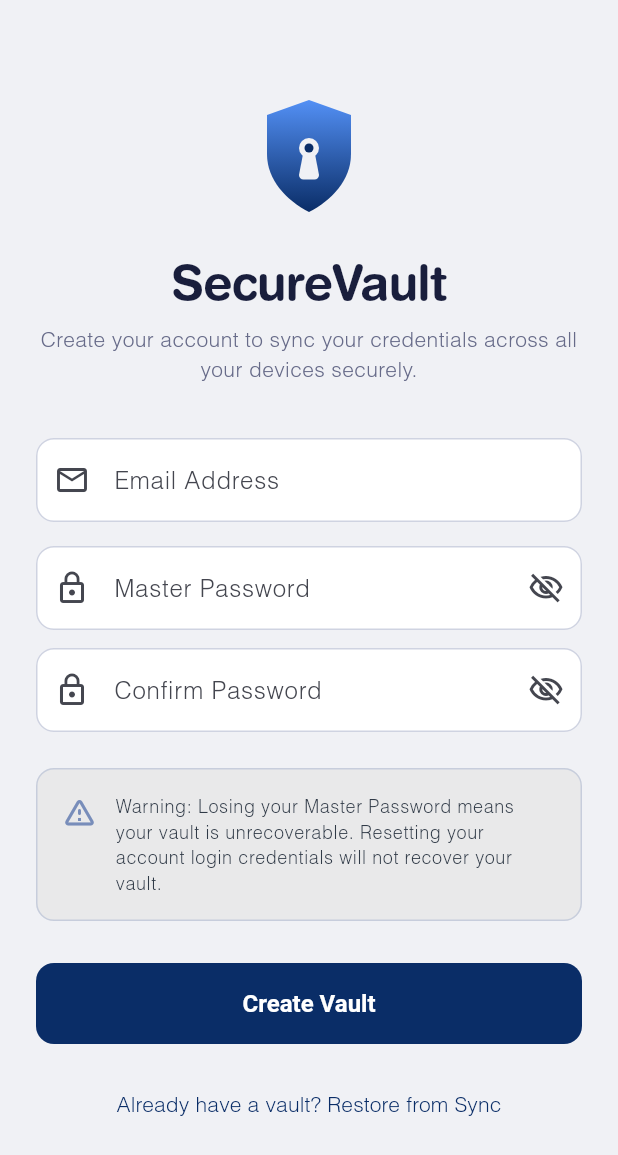
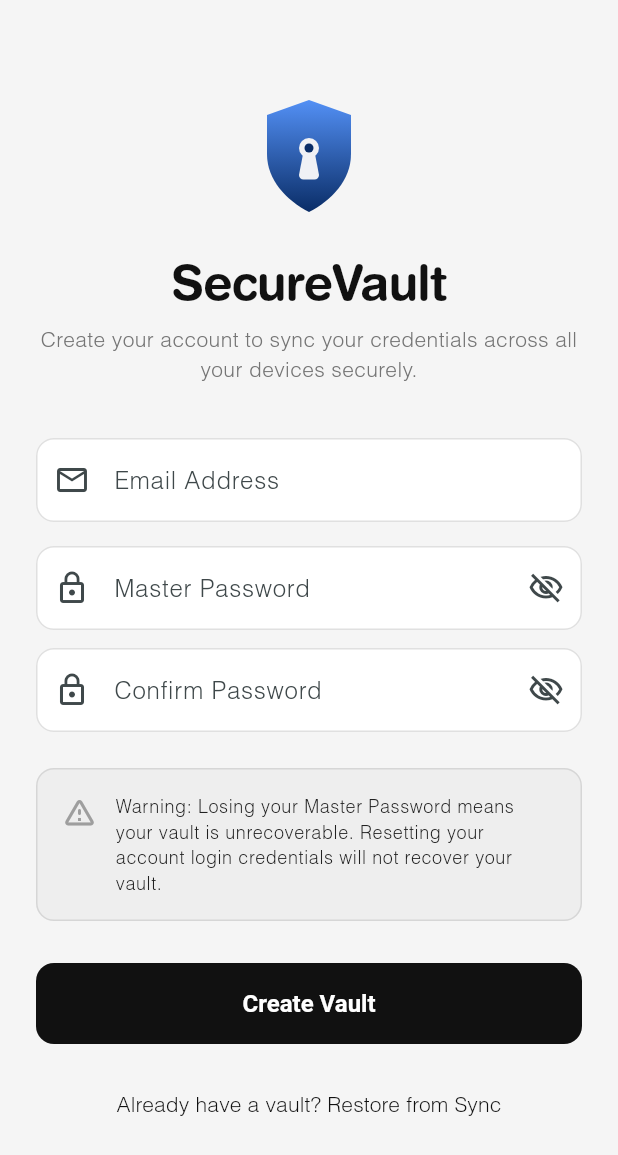
Before and after one commit to ManasGMohanan/secure-vault, a Flutter app: the screen it shows after launch, on a phone screen of 412 x 824 dp. Shown: the top 1155 px of the screen. Run offline on Flutter 3.47's test engine with Material 3 defaults, Android fonts, the phone set to English and light mode, and no system bars; our stand-ins replace cloud_firestore, firebase_auth, firebase_core, flutter_riverpod, flutter_secure_storage, flutter_svg and 9 more; missing offline and left inert: dart:js_interop, pointycastle; accounts and stored records are empty; generated files the repository leaves out were written again.

Commit message:
dark theme color palete changed

```diff
--- a/lib/core/theme/dark_theme.dart
+++ b/lib/core/theme/dark_theme.dart
@@ -8,17 +8,17 @@
     brightness: Brightness.dark,
     fontFamily: 'Helvetica',
     colorScheme: ColorScheme.fromSeed(
-      seedColor: AppPalette.darkBlue3,
+      seedColor: AppPalette.darkBlack3,
       brightness: Brightness.dark,
-      primary: AppPalette.darkBlue3,
+      primary: AppPalette.darkF5,
       surface: AppPalette.darkBlack3,
-      onPrimary: AppPalette.darkWhite,
-      onSurface: AppPalette.darkWhite,
+      onPrimary: AppPalette.darkBlack3,
+      onSurface: AppPalette.darkF5,
       error: AppPalette.darkError1,
     ),
     scaffoldBackgroundColor: AppPalette.darkBlack3,
     cardTheme: CardThemeData(
-      color: AppPalette.darkBlack1,
+      color: AppPalette.darkBlue2, // surfaceSecondary (#303030) as per hierarchy
       elevation: 0,
       shape: RoundedRectangleBorder(
         borderRadius: BorderRadius.circular(16),
@@ -50,7 +50,7 @@
       ),
       focusedBorder: OutlineInputBorder(
         borderRadius: BorderRadius.circular(12),
-        borderSide: const BorderSide(color: AppPalette.darkBlue3, width: 1.5),
+        borderSide: const BorderSide(color: AppPalette.darkGrey4, width: 1.5),
       ),
       contentPadding: const EdgeInsets.symmetric(
         horizontal: 16,
@@ -59,8 +59,8 @@
     ),
     elevatedButtonTheme: ElevatedButtonThemeData(
       style: ElevatedButton.styleFrom(
-        backgroundColor: AppPalette.darkBlue3,
-        foregroundColor: AppPalette.darkWhite,
+        backgroundColor: AppPalette.darkGrey2, // charcoal elevated surface
+        foregroundColor: AppPalette.darkF5,
         elevation: 0,
         minimumSize: const Size(double.infinity, 54),
         shape: RoundedRectangleBorder(
@@ -88,23 +88,23 @@
         surfaceSecondary: AppPalette.darkBlue2,
         surfaceElevated: AppPalette.darkGrey2,
         surfaceMuted: AppPalette.darkGrey1,
-        textPrimary: AppPalette.darkWhite,
+        textPrimary: AppPalette.darkF5,
         textSecondary: AppPalette.darkNeutral,
         textMuted: AppPalette.darkGrey4,
         textDisabled: AppPalette.darkGrey3,
-        textOnBrand: AppPalette.darkWhite,
-        brandPrimary: AppPalette.darkBlue3,
-        brandSecondary: AppPalette.darkBlue6,
-        brandAccent: AppPalette.darkBlue7,
+        textOnBrand: AppPalette.darkBlack3,
+        brandPrimary: AppPalette.darkF5,       // off-white — primary interactive highlight
+        brandSecondary: AppPalette.darkGrey4,  // muted grey — secondary signals
+        brandAccent: AppPalette.darkGrey2,     // charcoal — subtle surface tints
         borderDefault: AppPalette.darkGrey1,
-        borderSubtle: AppPalette.darkBlue2,
-        divider: AppPalette.darkGrey1,
+        borderSubtle: AppPalette.darkGrey5,
+        divider: AppPalette.darkGrey5,
         success: AppPalette.darkSuccess2,
         successBackground: AppPalette.darkSuccess1,
         successForeground: AppPalette.darkSuccess3,
         error: AppPalette.darkError1,
-        errorBackground: AppPalette.darkBlack1,
-        errorForeground: AppPalette.darkError2,
+        errorBackground: AppPalette.darkError2,
+        errorForeground: AppPalette.darkError3,
       ),
     ],
   );
--- a/lib/core/theme/light_theme.dart
+++ b/lib/core/theme/light_theme.dart
@@ -8,12 +8,12 @@
     brightness: Brightness.light,
     fontFamily: 'Helvetica',
     colorScheme: ColorScheme.fromSeed(
-      seedColor: AppPalette.lightBlue1,
+      seedColor: AppPalette.lightBlack1,
       brightness: Brightness.light,
-      primary: AppPalette.lightBlue1,
+      primary: AppPalette.lightBlack1,
       surface: AppPalette.lightNeutral,
       onPrimary: AppPalette.lightWhite,
-      onSurface: AppPalette.lightBlue2,
+      onSurface: AppPalette.lightBlack1,
       error: AppPalette.lightError1,
     ),
     scaffoldBackgroundColor: AppPalette.lightNeutral,
@@ -22,17 +22,17 @@
       elevation: 0,
       shape: RoundedRectangleBorder(
         borderRadius: BorderRadius.circular(16),
-        side: const BorderSide(color: AppPalette.lightGrey11, width: 1),
+        side: const BorderSide(color: AppPalette.lightGrey6, width: 1),
       ),
     ),
     appBarTheme: const AppBarTheme(
       backgroundColor: AppPalette.lightNeutral,
       elevation: 0,
       centerTitle: false,
-      iconTheme: IconThemeData(color: AppPalette.lightBlue2),
+      iconTheme: IconThemeData(color: AppPalette.lightBlack1),
       titleTextStyle: TextStyle(
         fontFamily: 'Helvetica Rounded LT Std',
-        color: AppPalette.lightBlue2,
+        color: AppPalette.lightBlack1,
         fontSize: 20,
         fontWeight: FontWeight.bold,
       ),
@@ -42,15 +42,15 @@
       fillColor: AppPalette.lightWhite,
       border: OutlineInputBorder(
         borderRadius: BorderRadius.circular(12),
-        borderSide: const BorderSide(color: AppPalette.lightGrey11),
+        borderSide: const BorderSide(color: AppPalette.lightGrey6),
       ),
       enabledBorder: OutlineInputBorder(
         borderRadius: BorderRadius.circular(12),
-        borderSide: const BorderSide(color: AppPalette.lightGrey11),
+        borderSide: const BorderSide(color: AppPalette.lightGrey6),
       ),
       focusedBorder: OutlineInputBorder(
         borderRadius: BorderRadius.circular(12),
-        borderSide: const BorderSide(color: AppPalette.lightBlue1, width: 1.5),
+        borderSide: const BorderSide(color: AppPalette.lightGrey3, width: 1.5),
       ),
       contentPadding: const EdgeInsets.symmetric(
         horizontal: 16,
@@ -59,7 +59,7 @@
     ),
     elevatedButtonTheme: ElevatedButtonThemeData(
       style: ElevatedButton.styleFrom(
-        backgroundColor: AppPalette.lightBlue1,
+        backgroundColor: AppPalette.lightBlack1,
         foregroundColor: AppPalette.lightWhite,
         elevation: 0,
         minimumSize: const Size(double.infinity, 54),
@@ -71,8 +71,8 @@
     ),
     outlinedButtonTheme: OutlinedButtonThemeData(
       style: OutlinedButton.styleFrom(
-        foregroundColor: AppPalette.lightBlue1,
-        side: const BorderSide(color: AppPalette.lightBlue1, width: 1.5),
+        foregroundColor: AppPalette.lightBlack1,
+        side: const BorderSide(color: AppPalette.lightGrey4, width: 1.5),
         minimumSize: const Size(double.infinity, 54),
         shape: RoundedRectangleBorder(
           borderRadius: BorderRadius.circular(12),
@@ -88,16 +88,16 @@
         surfaceSecondary: AppPalette.lightWhite3,
         surfaceElevated: AppPalette.lightWhite,
         surfaceMuted: AppPalette.lightWhite4,
-        textPrimary: AppPalette.lightBlue2,
-        textSecondary: AppPalette.lightBlue5,
+        textPrimary: AppPalette.lightBlack1,
+        textSecondary: AppPalette.lightBlack2,
         textMuted: AppPalette.lightGrey3,
         textDisabled: AppPalette.lightGrey4,
         textOnBrand: AppPalette.lightWhite,
-        brandPrimary: AppPalette.lightBlue1,
-        brandSecondary: AppPalette.lightBlue4,
-        brandAccent: AppPalette.lightBlue6,
-        borderDefault: AppPalette.lightGrey11,
-        borderSubtle: AppPalette.lightGrey10,
+        brandPrimary: AppPalette.lightBlack1,       // near-black — primary interactive
+        brandSecondary: AppPalette.lightBlack2,     // dark grey — secondary signals
+        brandAccent: AppPalette.lightGrey4,         // mid grey — subtle tints
+        borderDefault: AppPalette.lightGrey6,
+        borderSubtle: AppPalette.lightGrey5,
         divider: AppPalette.lightGrey7,
         success: AppPalette.lightSuccess1,
         successBackground: AppPalette.lightSuccess2,
--- a/lib/features/vault/presentation/screens/vault_screen.dart
+++ b/lib/features/vault/presentation/screens/vault_screen.dart
@@ -177,6 +177,7 @@
                       }
                     },
                     selectedColor: colors.brandPrimary,
+                    checkmarkColor: colors.textOnBrand,
                     backgroundColor: theme.brightness == Brightness.dark
                         ? colors.surfaceSecondary
                         : colors.backgroundSecondary,
```
Also changed, not shown: lib/core/theme/app_palette.dart (+52 -48 lines), lib/core/widgets/main_layout_screen.dart (+24 -13 lines).
